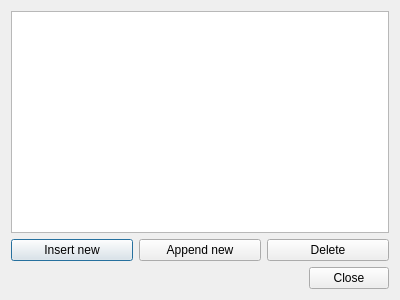
The window that src/playingsequencelistdialog.ui (gitGNU/gnu_tutka) describes before a commit, drawn with Qt 5.
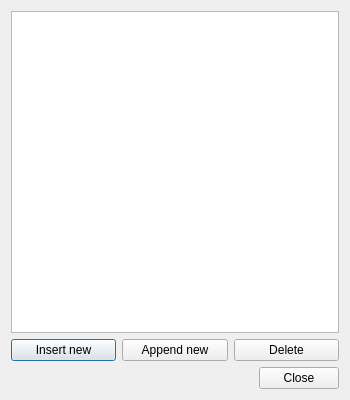
The same window after the commit.

```diff
--- a/src/playingsequencelistdialog.ui
+++ b/src/playingsequencelistdialog.ui
@@ -6,8 +6,8 @@
    <rect>
     <x>0</x>
     <y>0</y>
-    <width>400</width>
-    <height>300</height>
+    <width>350</width>
+    <height>400</height>
    </rect>
   </property>
   <property name="windowTitle">
```
